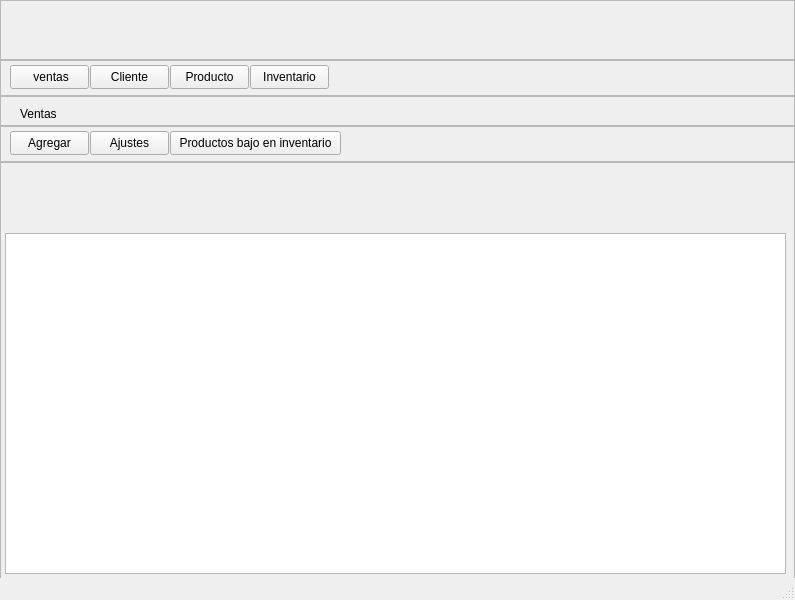
This is app/ui/InventarioBajo_window.ui in NeroBluish/Ventas-e-Inventario---Santo-Mardones as Qt 5 draws it before an edit. The edited form follows.
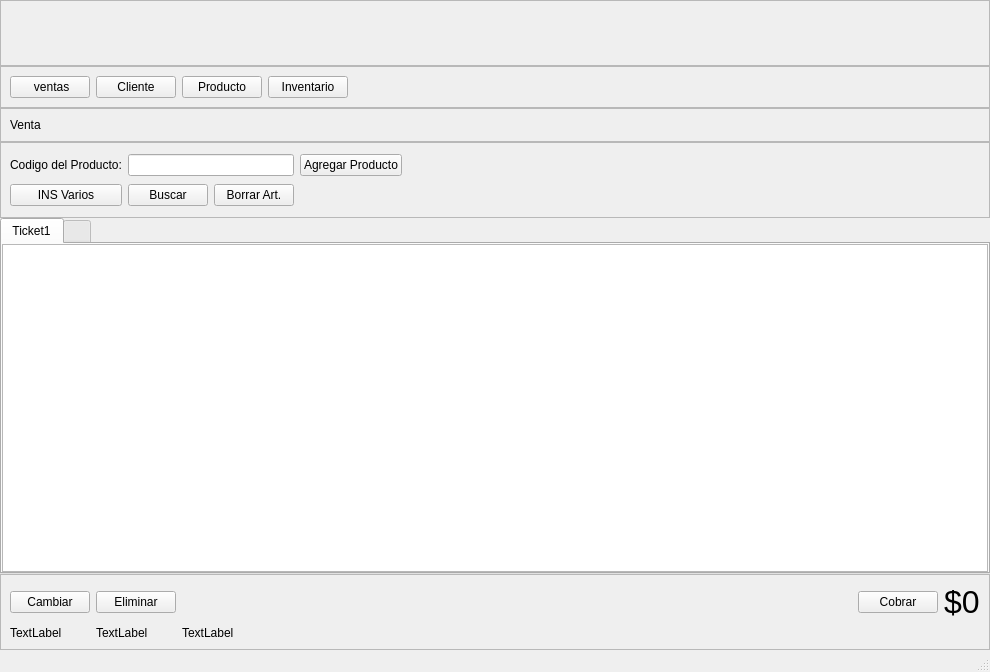
This is the edited form. Icons and pictures are not drawn.

Diff of the .ui file:
```diff
--- a/app/ui/InventarioBajo_window.ui
+++ b/app/ui/InventarioBajo_window.ui
@@ -6,22 +6,49 @@
    <rect>
     <x>0</x>
     <y>0</y>
-    <width>795</width>
-    <height>600</height>
+    <width>990</width>
+    <height>672</height>
    </rect>
   </property>
   <property name="windowTitle">
    <string>MainWindow</string>
   </property>
   <widget class="QWidget" name="centralwidget">
+   <layout class="QVBoxLayout" name="verticalLayout_2">
+    <property name="spacing">
+     <number>0</number>
+    </property>
+    <property name="leftMargin">
+     <number>0</number>
+    </property>
+    <property name="topMargin">
+     <number>0</number>
+    </property>
+    <property name="rightMargin">
+     <number>0</number>
+    </property>
+    <property name="bottomMargin">
+     <number>0</number>
+    </property>
+    <item>
    <widget class="QFrame" name="frame">
-    <property name="geometry">
-     <rect>
-      <x>0</x>
-      <y>0</y>
-      <width>795</width>
-      <height>60</height>
-     </rect>
+      <property name="sizePolicy">
+       <sizepolicy hsizetype="Preferred" vsizetype="Preferred">
+        <horstretch>0</horstretch>
+        <verstretch>4</verstretch>
+       </sizepolicy>
+      </property>
+      <property name="minimumSize">
+       <size>
+        <width>0</width>
+        <height>0</height>
+       </size>
+      </property>
+      <property name="maximumSize">
+       <size>
+        <width>16777215</width>
+        <height>16777215</height>
+       </size>
     </property>
     <property name="frameShape">
      <enum>QFrame::Shape::StyledPanel</enum>
@@ -33,11 +60,17 @@
      <property name="geometry">
       <rect>
        <x>10</x>
-       <y>5</y>
-       <width>151</width>
+         <y>3</y>
+         <width>191</width>
        <height>51</height>
       </rect>
      </property>
+       <property name="sizePolicy">
+        <sizepolicy hsizetype="Preferred" vsizetype="Preferred">
+         <horstretch>0</horstretch>
+         <verstretch>0</verstretch>
+        </sizepolicy>
+       </property>
      <property name="text">
       <string/>
      </property>
@@ -49,14 +82,26 @@
      </property>
     </widget>
    </widget>
+    </item>
+    <item>
    <widget class="QFrame" name="frame_2">
-    <property name="geometry">
-     <rect>
-      <x>0</x>
-      <y>60</y>
-      <width>795</width>
-      <height>36</height>
-     </rect>
+      <property name="sizePolicy">
+       <sizepolicy hsizetype="Preferred" vsizetype="Preferred">
+        <horstretch>0</horstretch>
+        <verstretch>2</verstretch>
+       </sizepolicy>
+      </property>
+      <property name="minimumSize">
+       <size>
+        <width>0</width>
+        <height>0</height>
+       </size>
+      </property>
+      <property name="maximumSize">
+       <size>
+        <width>16777215</width>
+        <height>16777215</height>
+       </size>
     </property>
     <property name="frameShape">
      <enum>QFrame::Shape::StyledPanel</enum>
@@ -64,71 +109,406 @@
     <property name="frameShadow">
      <enum>QFrame::Shadow::Raised</enum>
     </property>
-    <widget class="QPushButton" name="pushButton_Ventas">
-     <property name="geometry">
-      <rect>
-       <x>10</x>
-       <y>5</y>
-       <width>79</width>
-       <height>24</height>
-      </rect>
-     </property>
+      <layout class="QHBoxLayout" name="horizontalLayout_2">
+       <item>
+        <widget class="QPushButton" name="btnVentas">
      <property name="text">
       <string> ventas</string>
      </property>
      <property name="icon">
-      <iconset>
-       <normaloff>../../assets/png/shoppaymentorderbuy-20_icon-icons.com_73877.png</normaloff>../../assets/png/shoppaymentorderbuy-20_icon-icons.com_73877.png</iconset>
-     </property>
-    </widget>
+          <iconset resource="../../assets/imagenes.qrc">
+           <normaloff>:/ico/png/shoppaymentorderbuy-20_icon-icons.com_73877.png</normaloff>:/ico/png/shoppaymentorderbuy-20_icon-icons.com_73877.png</iconset>
+         </property>
+        </widget>
+       </item>
+       <item>
     <widget class="QPushButton" name="pushButton">
-     <property name="geometry">
-      <rect>
-       <x>90</x>
-       <y>5</y>
-       <width>79</width>
-       <height>24</height>
-      </rect>
-     </property>
      <property name="text">
       <string>Cliente</string>
      </property>
-    </widget>
+         <property name="icon">
+          <iconset resource="../../assets/imagenes.qrc">
+           <normaloff>:/ico/png/User_Group-80_icon-icons.com_57247.png</normaloff>:/ico/png/User_Group-80_icon-icons.com_57247.png</iconset>
+         </property>
+        </widget>
+       </item>
+       <item>
     <widget class="QPushButton" name="pushButton_2">
-     <property name="geometry">
-      <rect>
-       <x>170</x>
-       <y>5</y>
-       <width>79</width>
-       <height>24</height>
-      </rect>
-     </property>
      <property name="text">
       <string>Producto</string>
      </property>
-    </widget>
-    <widget class="QPushButton" name="pushButton_3">
-     <property name="geometry">
-      <rect>
-       <x>250</x>
-       <y>5</y>
-       <width>79</width>
-       <height>24</height>
-      </rect>
-     </property>
+         <property name="icon">
+          <iconset resource="../../assets/imagenes.qrc">
+           <normaloff>:/ico/png/box_full_products_14639.png</normaloff>:/ico/png/box_full_products_14639.png</iconset>
+         </property>
+        </widget>
+       </item>
+       <item>
+        <widget class="QPushButton" name="btnInventario">
      <property name="text">
       <string>Inventario</string>
      </property>
-    </widget>
-   </widget>
+         <property name="icon">
+          <iconset resource="../../assets/imagenes.qrc">
+           <normaloff>:/ico/png/business_inventory_maintenance_product_box_boxes_2326.png</normaloff>:/ico/png/business_inventory_maintenance_product_box_boxes_2326.png</iconset>
+         </property>
+        </widget>
+       </item>
+       <item>
+        <spacer name="horizontalSpacer_2">
+         <property name="orientation">
+          <enum>Qt::Orientation::Horizontal</enum>
+         </property>
+         <property name="sizeHint" stdset="0">
+          <size>
+           <width>40</width>
+           <height>20</height>
+          </size>
+         </property>
+        </spacer>
+       </item>
+      </layout>
+     </widget>
+    </item>
+    <item>
+     <widget class="QStackedWidget" name="stack">
+      <property name="sizePolicy">
+       <sizepolicy hsizetype="Preferred" vsizetype="Preferred">
+        <horstretch>0</horstretch>
+        <verstretch>33</verstretch>
+       </sizepolicy>
+      </property>
+      <property name="currentIndex">
+       <number>0</number>
+      </property>
+      <widget class="QWidget" name="pageVentas">
+       <layout class="QVBoxLayout" name="verticalLayout_3">
+        <property name="spacing">
+         <number>0</number>
+        </property>
+        <property name="leftMargin">
+         <number>0</number>
+        </property>
+        <property name="topMargin">
+         <number>0</number>
+        </property>
+        <property name="rightMargin">
+         <number>0</number>
+        </property>
+        <property name="bottomMargin">
+         <number>0</number>
+        </property>
+        <item>
+         <widget class="QFrame" name="frame_8">
+          <property name="sizePolicy">
+           <sizepolicy hsizetype="Preferred" vsizetype="Preferred">
+            <horstretch>0</horstretch>
+            <verstretch>1</verstretch>
+           </sizepolicy>
+          </property>
+          <property name="frameShape">
+           <enum>QFrame::Shape::StyledPanel</enum>
+          </property>
+          <property name="frameShadow">
+           <enum>QFrame::Shadow::Raised</enum>
+          </property>
+          <layout class="QHBoxLayout" name="horizontalLayout_5">
+           <item>
+            <widget class="QLabel" name="label_3">
+             <property name="text">
+              <string>Venta</string>
+             </property>
+            </widget>
+           </item>
+          </layout>
+         </widget>
+        </item>
+        <item>
+         <widget class="QFrame" name="frame_9">
+          <property name="sizePolicy">
+           <sizepolicy hsizetype="Preferred" vsizetype="Preferred">
+            <horstretch>0</horstretch>
+            <verstretch>3</verstretch>
+           </sizepolicy>
+          </property>
+          <property name="frameShape">
+           <enum>QFrame::Shape::StyledPanel</enum>
+          </property>
+          <property name="frameShadow">
+           <enum>QFrame::Shadow::Raised</enum>
+          </property>
+          <layout class="QGridLayout" name="gridLayout_2">
+           <item row="1" column="2">
+            <widget class="QPushButton" name="pushButton_8">
+             <property name="text">
+              <string>Borrar Art.</string>
+             </property>
+            </widget>
+           </item>
+           <item row="0" column="3">
+            <widget class="QPushButton" name="btnAgregarTicket">
+             <property name="text">
+              <string>Agregar Producto</string>
+             </property>
+            </widget>
+           </item>
+           <item row="0" column="5">
+            <spacer name="horizontalSpacer_5">
+             <property name="orientation">
+              <enum>Qt::Orientation::Horizontal</enum>
+             </property>
+             <property name="sizeHint" stdset="0">
+              <size>
+               <width>40</width>
+               <height>20</height>
+              </size>
+             </property>
+            </spacer>
+           </item>
+           <item row="0" column="0">
+            <widget class="QLabel" name="label_4">
+             <property name="text">
+              <string>Codigo del Producto:</string>
+             </property>
+            </widget>
+           </item>
+           <item row="0" column="1" colspan="2">
+            <widget class="QLineEdit" name="codigoEdit"/>
+           </item>
+           <item row="1" column="0">
+            <widget class="QPushButton" name="pushButton_9">
+             <property name="text">
+              <string>INS Varios</string>
+             </property>
+            </widget>
+           </item>
+           <item row="1" column="1">
+            <widget class="QPushButton" name="pushButton_7">
+             <property name="text">
+              <string>Buscar</string>
+             </property>
+            </widget>
+           </item>
+          </layout>
+         </widget>
+        </item>
+        <item>
+         <widget class="QTabWidget" name="tabWidget">
+          <property name="sizePolicy">
+           <sizepolicy hsizetype="Expanding" vsizetype="Expanding">
+            <horstretch>0</horstretch>
+            <verstretch>14</verstretch>
+           </sizepolicy>
+          </property>
+          <property name="currentIndex">
+           <number>0</number>
+          </property>
+          <widget class="QWidget" name="Ticket1">
+           <attribute name="title">
+            <string>Ticket1</string>
+           </attribute>
+           <layout class="QHBoxLayout" name="horizontalLayout_4">
+            <property name="spacing">
+             <number>6</number>
+            </property>
+            <property name="leftMargin">
+             <number>0</number>
+            </property>
+            <property name="topMargin">
+             <number>0</number>
+            </property>
+            <property name="rightMargin">
+             <number>0</number>
+            </property>
+            <property name="bottomMargin">
+             <number>0</number>
+            </property>
+            <item>
+             <widget class="QTableView" name="tablaTicket"/>
+            </item>
+           </layout>
+          </widget>
+          <widget class="QWidget" name="tab_2">
+           <property name="enabled">
+            <bool>false</bool>
+           </property>
+           <attribute name="title">
+            <string> </string>
+           </attribute>
+          </widget>
+         </widget>
+        </item>
+        <item>
+         <widget class="QFrame" name="frame_10">
+          <property name="sizePolicy">
+           <sizepolicy hsizetype="Preferred" vsizetype="Preferred">
+            <horstretch>0</horstretch>
+            <verstretch>3</verstretch>
+           </sizepolicy>
+          </property>
+          <property name="frameShape">
+           <enum>QFrame::Shape::StyledPanel</enum>
+          </property>
+          <property name="frameShadow">
+           <enum>QFrame::Shadow::Raised</enum>
+          </property>
+          <layout class="QGridLayout" name="gridLayout_3">
+           <item row="0" column="6">
+            <widget class="QLabel" name="lblTotal">
+             <property name="sizePolicy">
+              <sizepolicy hsizetype="Preferred" vsizetype="Preferred">
+               <horstretch>0</horstretch>
+               <verstretch>0</verstretch>
+              </sizepolicy>
+             </property>
+             <property name="font">
+              <font>
+               <pointsize>24</pointsize>
+              </font>
+             </property>
+             <property name="lineWidth">
+              <number>1</number>
+             </property>
+             <property name="midLineWidth">
+              <number>0</number>
+             </property>
+             <property name="text">
+              <string>$0</string>
+             </property>
+             <property name="textFormat">
+              <enum>Qt::TextFormat::MarkdownText</enum>
+             </property>
+             <property name="scaledContents">
+              <bool>false</bool>
+             </property>
+            </widget>
+           </item>
+           <item row="0" column="1" colspan="2">
+            <widget class="QPushButton" name="pushButton_11">
+             <property name="sizePolicy">
+              <sizepolicy hsizetype="Minimum" vsizetype="Fixed">
+               <horstretch>0</horstretch>
+               <verstretch>0</verstretch>
+              </sizepolicy>
+             </property>
+             <property name="text">
+              <string>Eliminar</string>
+             </property>
+            </widget>
+           </item>
+           <item row="0" column="0">
+            <widget class="QPushButton" name="pushButton_10">
+             <property name="sizePolicy">
+              <sizepolicy hsizetype="Minimum" vsizetype="Fixed">
+               <horstretch>0</horstretch>
+               <verstretch>0</verstretch>
+              </sizepolicy>
+             </property>
+             <property name="text">
+              <string>Cambiar</string>
+             </property>
+            </widget>
+           </item>
+           <item row="1" column="3">
+            <widget class="QLabel" name="label_8">
+             <property name="text">
+              <string>TextLabel</string>
+             </property>
+            </widget>
+           </item>
+           <item row="0" column="5">
+            <widget class="QPushButton" name="btnCobrar">
+             <property name="sizePolicy">
+              <sizepolicy hsizetype="Minimum" vsizetype="Fixed">
+               <horstretch>0</horstretch>
+               <verstretch>0</verstretch>
+              </sizepolicy>
+             </property>
+             <property name="text">
+              <string>Cobrar</string>
+             </property>
+            </widget>
+           </item>
+           <item row="1" column="0">
+            <widget class="QLabel" name="label_6">
+             <property name="sizePolicy">
+              <sizepolicy hsizetype="Preferred" vsizetype="Preferred">
+               <horstretch>0</horstretch>
+               <verstretch>0</verstretch>
+              </sizepolicy>
+             </property>
+             <property name="text">
+              <string>TextLabel</string>
+             </property>
+            </widget>
+           </item>
+           <item row="1" column="1">
+            <widget class="QLabel" name="label_7">
+             <property name="sizePolicy">
+              <sizepolicy hsizetype="Preferred" vsizetype="Preferred">
+               <horstretch>0</horstretch>
+               <verstretch>0</verstretch>
+              </sizepolicy>
+             </property>
+             <property name="text">
+              <string>TextLabel</string>
+             </property>
+            </widget>
+           </item>
+           <item row="0" column="4">
+            <spacer name="horizontalSpacer_6">
+             <property name="orientation">
+              <enum>Qt::Orientation::Horizontal</enum>
+             </property>
+             <property name="sizeHint" stdset="0">
+              <size>
+               <width>40</width>
+               <height>20</height>
+              </size>
+             </property>
+            </spacer>
+           </item>
+          </layout>
+         </widget>
+        </item>
+       </layout>
+      </widget>
+      <widget class="QWidget" name="pageInventario">
+       <layout class="QVBoxLayout" name="verticalLayout">
+        <property name="spacing">
+         <number>0</number>
+        </property>
+        <property name="leftMargin">
+         <number>0</number>
+        </property>
+        <property name="topMargin">
+         <number>0</number>
+        </property>
+        <property name="rightMargin">
+         <number>0</number>
+        </property>
+        <property name="bottomMargin">
+         <number>0</number>
+        </property>
+        <item>
    <widget class="QFrame" name="frame_3">
-    <property name="geometry">
-     <rect>
-      <x>0</x>
-      <y>96</y>
-      <width>795</width>
-      <height>30</height>
-     </rect>
+          <property name="sizePolicy">
+           <sizepolicy hsizetype="Preferred" vsizetype="Preferred">
+            <horstretch>0</horstretch>
+            <verstretch>2</verstretch>
+           </sizepolicy>
+          </property>
+          <property name="minimumSize">
+           <size>
+            <width>0</width>
+            <height>0</height>
+           </size>
+          </property>
+          <property name="maximumSize">
+           <size>
+            <width>16777215</width>
+            <height>16777215</height>
+           </size>
     </property>
     <property name="frameShape">
      <enum>QFrame::Shape::StyledPanel</enum>
@@ -141,23 +521,35 @@
       <rect>
        <x>20</x>
        <y>10</y>
-       <width>49</width>
+             <width>61</width>
        <height>16</height>
       </rect>
      </property>
      <property name="text">
-      <string>Ventas</string>
+            <string>Inventario</string>
      </property>
     </widget>
    </widget>
+        </item>
+        <item>
    <widget class="QFrame" name="frame_4">
-    <property name="geometry">
-     <rect>
-      <x>0</x>
-      <y>126</y>
-      <width>795</width>
-      <height>36</height>
-     </rect>
+          <property name="sizePolicy">
+           <sizepolicy hsizetype="Preferred" vsizetype="Preferred">
+            <horstretch>0</horstretch>
+            <verstretch>2</verstretch>
+           </sizepolicy>
+          </property>
+          <property name="minimumSize">
+           <size>
+            <width>0</width>
+            <height>0</height>
+           </size>
+          </property>
+          <property name="maximumSize">
+           <size>
+            <width>16777215</width>
+            <height>16777215</height>
+           </size>
     </property>
     <property name="frameShape">
      <enum>QFrame::Shape::StyledPanel</enum>
@@ -165,54 +557,63 @@
     <property name="frameShadow">
      <enum>QFrame::Shadow::Raised</enum>
     </property>
-    <widget class="QPushButton" name="pushButton_4">
-     <property name="geometry">
-      <rect>
-       <x>10</x>
-       <y>5</y>
-       <width>79</width>
-       <height>24</height>
-      </rect>
-     </property>
+          <layout class="QHBoxLayout" name="horizontalLayout">
+           <item>
+            <widget class="QPushButton" name="btnAgregar">
      <property name="text">
       <string>Agregar</string>
      </property>
-    </widget>
+             <property name="icon">
+              <iconset resource="../../assets/imagenes.qrc">
+               <normaloff>:/ico/png/add_icon-icons.com_74429.png</normaloff>:/ico/png/add_icon-icons.com_74429.png</iconset>
+             </property>
+            </widget>
+           </item>
+           <item>
     <widget class="QPushButton" name="pushButton_5">
-     <property name="geometry">
-      <rect>
-       <x>90</x>
-       <y>5</y>
-       <width>79</width>
-       <height>24</height>
-      </rect>
-     </property>
      <property name="text">
       <string>Ajustes</string>
      </property>
-    </widget>
+             <property name="icon">
+              <iconset resource="../../assets/imagenes.qrc">
+               <normaloff>:/ico/png/utilitiestweaktool_94170.png</normaloff>:/ico/png/utilitiestweaktool_94170.png</iconset>
+             </property>
+            </widget>
+           </item>
+           <item>
     <widget class="QPushButton" name="pushButton_6">
-     <property name="geometry">
-      <rect>
-       <x>170</x>
-       <y>5</y>
-       <width>171</width>
-       <height>24</height>
-      </rect>
-     </property>
      <property name="text">
       <string>Productos bajo en inventario</string>
      </property>
-    </widget>
-   </widget>
+             <property name="icon">
+              <iconset resource="../../assets/imagenes.qrc">
+               <normaloff>:/ico/png/Inventory-maintenance_25374.png</normaloff>:/ico/png/Inventory-maintenance_25374.png</iconset>
+             </property>
+            </widget>
+           </item>
+           <item>
+            <spacer name="horizontalSpacer_4">
+             <property name="orientation">
+              <enum>Qt::Orientation::Horizontal</enum>
+             </property>
+             <property name="sizeHint" stdset="0">
+              <size>
+               <width>40</width>
+               <height>20</height>
+              </size>
+             </property>
+            </spacer>
+           </item>
+          </layout>
+         </widget>
+        </item>
+        <item>
    <widget class="QFrame" name="frame_5">
-    <property name="geometry">
-     <rect>
-      <x>0</x>
-      <y>162</y>
-      <width>795</width>
-      <height>418</height>
-     </rect>
+          <property name="sizePolicy">
+           <sizepolicy hsizetype="Preferred" vsizetype="Preferred">
+            <horstretch>0</horstretch>
+            <verstretch>32</verstretch>
+           </sizepolicy>
     </property>
     <property name="frameShape">
      <enum>QFrame::Shape::StyledPanel</enum>
@@ -220,19 +621,41 @@
     <property name="frameShadow">
      <enum>QFrame::Shadow::Raised</enum>
     </property>
+          <layout class="QGridLayout" name="gridLayout">
+           <property name="leftMargin">
+            <number>0</number>
+           </property>
+           <property name="topMargin">
+            <number>0</number>
+           </property>
+           <property name="rightMargin">
+            <number>0</number>
+           </property>
+           <property name="bottomMargin">
+            <number>0</number>
+           </property>
+           <property name="spacing">
+            <number>0</number>
+           </property>
+           <item row="2" column="0">
+            <spacer name="horizontalSpacer">
+             <property name="orientation">
+              <enum>Qt::Orientation::Horizontal</enum>
+             </property>
+             <property name="sizeHint" stdset="0">
+              <size>
+               <width>40</width>
+               <height>20</height>
+              </size>
+             </property>
+            </spacer>
+           </item>
+           <item row="3" column="0">
     <widget class="QTableView" name="tablaInventario">
-     <property name="geometry">
-      <rect>
-       <x>5</x>
-       <y>71</y>
-       <width>781</width>
-       <height>341</height>
-      </rect>
-     </property>
      <property name="sizePolicy">
       <sizepolicy hsizetype="Expanding" vsizetype="Expanding">
        <horstretch>0</horstretch>
-       <verstretch>0</verstretch>
+               <verstretch>10</verstretch>
       </sizepolicy>
      </property>
      <property name="editTriggers">
@@ -251,7 +674,75 @@
       <bool>true</bool>
      </property>
     </widget>
-   </widget>
+           </item>
+           <item row="4" column="0">
+            <widget class="QFrame" name="frame_7">
+             <property name="sizePolicy">
+              <sizepolicy hsizetype="Preferred" vsizetype="Preferred">
+               <horstretch>0</horstretch>
+               <verstretch>1</verstretch>
+              </sizepolicy>
+             </property>
+             <property name="frameShape">
+              <enum>QFrame::Shape::StyledPanel</enum>
+             </property>
+             <property name="frameShadow">
+              <enum>QFrame::Shadow::Raised</enum>
+             </property>
+             <layout class="QHBoxLayout" name="horizontalLayout_3">
+              <item>
+               <spacer name="horizontalSpacer_3">
+                <property name="orientation">
+                 <enum>Qt::Orientation::Horizontal</enum>
+                </property>
+                <property name="sizeHint" stdset="0">
+                 <size>
+                  <width>40</width>
+                  <height>20</height>
+                 </size>
+                </property>
+               </spacer>
+              </item>
+              <item>
+               <widget class="QPushButton" name="actionRefrescar">
+                <property name="toolTip">
+                 <string>Recargar tabla</string>
+                </property>
+                <property name="text">
+                 <string>Refrescar</string>
+                </property>
+                <property name="shortcut">
+                 <string>F5</string>
+                </property>
+               </widget>
+              </item>
+             </layout>
+            </widget>
+           </item>
+           <item row="1" column="0">
+            <widget class="QFrame" name="frame_6">
+             <property name="sizePolicy">
+              <sizepolicy hsizetype="Preferred" vsizetype="Preferred">
+               <horstretch>0</horstretch>
+               <verstretch>2</verstretch>
+              </sizepolicy>
+             </property>
+             <property name="frameShape">
+              <enum>QFrame::Shape::StyledPanel</enum>
+             </property>
+             <property name="frameShadow">
+              <enum>QFrame::Shadow::Raised</enum>
+             </property>
+            </widget>
+           </item>
+          </layout>
+         </widget>
+        </item>
+       </layout>
+      </widget>
+     </widget>
+    </item>
+   </layout>
   </widget>
   <widget class="QStatusBar" name="statusbar"/>
  </widget>
```
Lines whose indentation alone changed are shown as unchanged.
